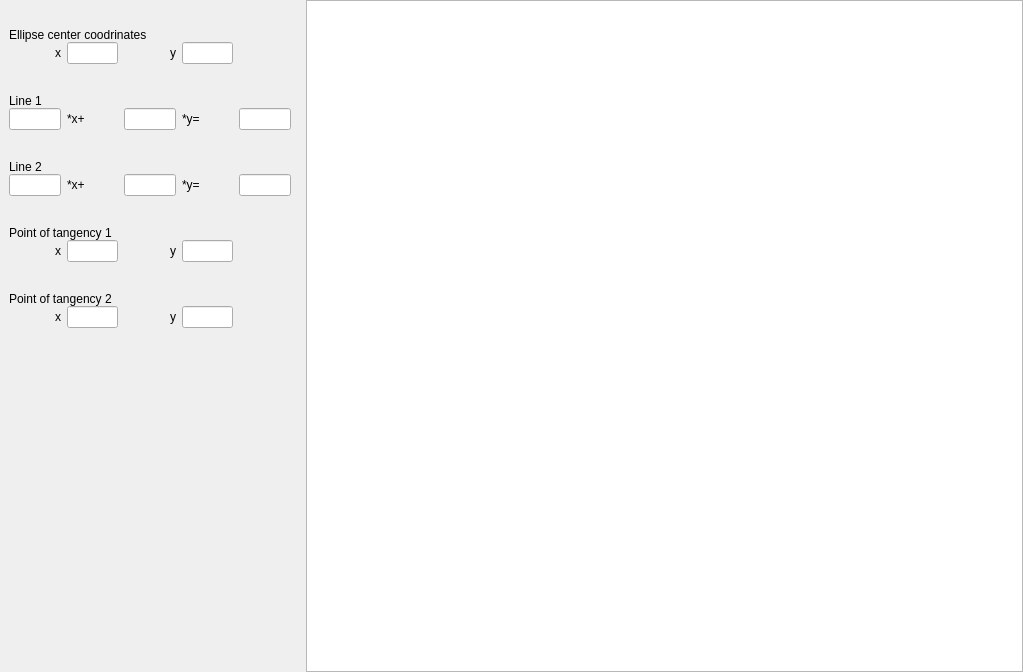
This is mainwindow.ui in squidovado/ellipse as Qt 5 draws it before an edit. The edited form follows.
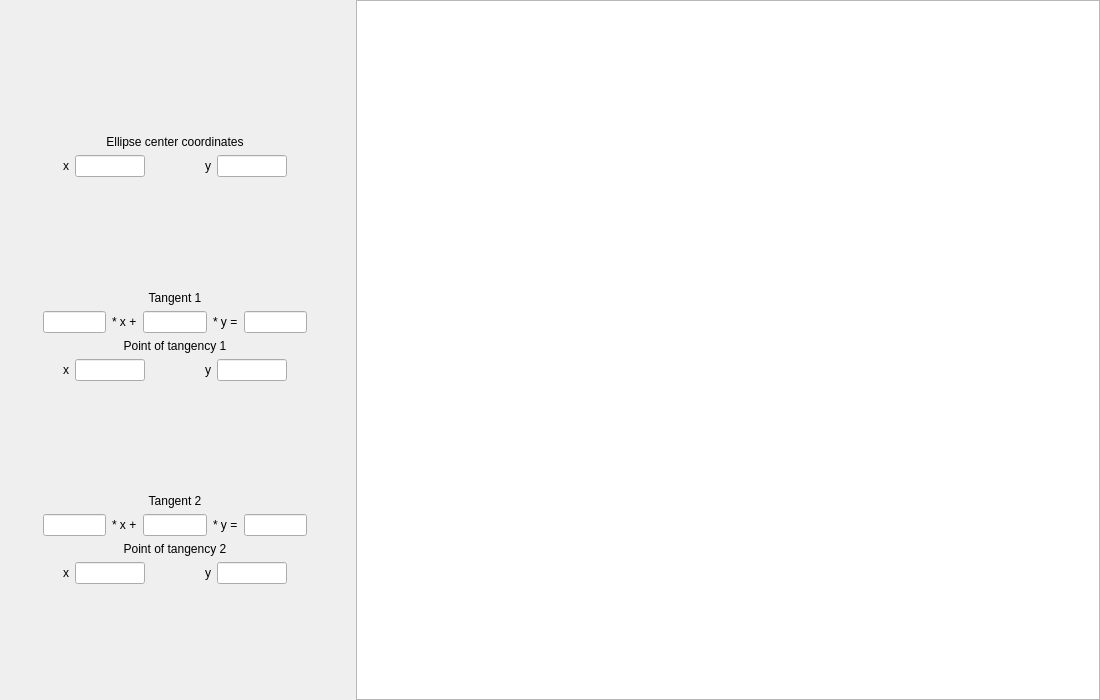
This is the edited form.

Commit message: panel vars added, ui fixed

The edit to the form file:
```diff
--- a/mainwindow.ui
+++ b/mainwindow.ui
@@ -6,8 +6,8 @@
    <rect>
     <x>0</x>
     <y>0</y>
-    <width>1023</width>
-    <height>672</height>
+    <width>1100</width>
+    <height>700</height>
    </rect>
   </property>
   <property name="windowTitle">
@@ -15,9 +15,6 @@
   </property>
   <widget class="QWidget" name="centralwidget">
    <layout class="QHBoxLayout" name="horizontalLayout">
-    <property name="spacing">
-     <number>0</number>
-    </property>
     <property name="leftMargin">
      <number>0</number>
     </property>
@@ -36,21 +33,15 @@
    </layout>
   </widget>
   <widget class="QDockWidget" name="dockWidget">
-   <property name="sizePolicy">
-    <sizepolicy hsizetype="Preferred" vsizetype="Preferred">
-     <horstretch>0</horstretch>
-     <verstretch>0</verstretch>
-    </sizepolicy>
-   </property>
    <property name="minimumSize">
     <size>
-     <width>300</width>
-     <height>424</height>
+     <width>350</width>
+     <height>385</height>
     </size>
    </property>
    <property name="maximumSize">
     <size>
-     <width>300</width>
+     <width>350</width>
      <height>524287</height>
     </size>
    </property>
@@ -64,37 +55,63 @@
     <number>1</number>
    </attribute>
    <widget class="QWidget" name="dockWidgetContents">
-    <layout class="QGridLayout" name="gridLayout" rowstretch="1,1,2,1,1,2,1,1,2,1,1,2,1,1,1000000000">
-     <property name="verticalSpacing">
-      <number>0</number>
-     </property>
-     <item row="13" column="0">
-      <widget class="QLabel" name="label_14">
+    <layout class="QVBoxLayout" name="verticalLayout">
+     <item>
+      <spacer name="verticalSpacer">
+       <property name="orientation">
+        <enum>Qt::Vertical</enum>
+       </property>
+       <property name="sizeHint" stdset="0">
+        <size>
+         <width>20</width>
+         <height>40</height>
+        </size>
+       </property>
+      </spacer>
+     </item>
+     <item>
+      <widget class="QLabel" name="label">
        <property name="text">
-        <string>x</string>
+        <string>Ellipse center coordinates</string>
        </property>
        <property name="alignment">
-        <set>Qt::AlignRight|Qt::AlignTrailing|Qt::AlignVCenter</set>
+        <set>Qt::AlignCenter</set>
        </property>
       </widget>
      </item>
-     <item row="1" column="1">
-      <widget class="QLineEdit" name="lineEdit">
-       <property name="sizePolicy">
-        <sizepolicy hsizetype="Expanding" vsizetype="Fixed">
-         <horstretch>0</horstretch>
-         <verstretch>0</verstretch>
-        </sizepolicy>
-       </property>
+     <item>
+      <layout class="QHBoxLayout" name="horizontalLayout_2">
+       <item>
+        <spacer name="horizontalSpacer_2">
+         <property name="orientation">
+          <enum>Qt::Horizontal</enum>
+         </property>
+         <property name="sizeHint" stdset="0">
+          <size>
+           <width>40</width>
+           <height>20</height>
+          </size>
+         </property>
+        </spacer>
+       </item>
+       <item>
+        <widget class="QLabel" name="label_2">
+         <property name="text">
+          <string>x</string>
+         </property>
+        </widget>
+       </item>
+       <item>
+        <widget class="QLineEdit" name="xcenter">
        <property name="maximumSize">
         <size>
-         <width>16777215</width>
-         <height>30</height>
+           <width>70</width>
+           <height>16777215</height>
         </size>
        </property>
       </widget>
      </item>
-     <item row="14" column="2">
+       <item>
       <spacer name="horizontalSpacer">
        <property name="orientation">
         <enum>Qt::Horizontal</enum>
@@ -107,285 +124,415 @@
        </property>
       </spacer>
      </item>
-     <item row="8" column="3">
-      <spacer name="horizontalSpacer_4">
+       <item>
+        <widget class="QLabel" name="label_3">
+         <property name="text">
+          <string>y</string>
+         </property>
+        </widget>
+       </item>
+       <item>
+        <widget class="QLineEdit" name="ycenter">
+         <property name="maximumSize">
+          <size>
+           <width>70</width>
+           <height>16777215</height>
+          </size>
+         </property>
+        </widget>
+       </item>
+       <item>
+        <spacer name="horizontalSpacer_3">
        <property name="orientation">
         <enum>Qt::Horizontal</enum>
        </property>
        <property name="sizeHint" stdset="0">
         <size>
          <width>40</width>
-         <height>30</height>
+           <height>20</height>
         </size>
        </property>
       </spacer>
      </item>
-     <item row="4" column="4">
-      <widget class="QLineEdit" name="lineEdit_5"/>
+      </layout>
      </item>
-     <item row="1" column="3">
-      <widget class="QLineEdit" name="lineEdit_2">
-       <property name="sizePolicy">
-        <sizepolicy hsizetype="Expanding" vsizetype="Fixed">
-         <horstretch>0</horstretch>
-         <verstretch>0</verstretch>
-        </sizepolicy>
+     <item>
+      <spacer name="verticalSpacer_3">
+       <property name="orientation">
+        <enum>Qt::Vertical</enum>
        </property>
-       <property name="maximumSize">
+       <property name="sizeHint" stdset="0">
         <size>
-         <width>16777215</width>
-         <height>30</height>
+         <width>20</width>
+         <height>40</height>
         </size>
        </property>
-      </widget>
+      </spacer>
      </item>
-     <item row="3" column="0" colspan="4">
-      <widget class="QLabel" name="label_4">
-       <property name="sizePolicy">
-        <sizepolicy hsizetype="Preferred" vsizetype="Preferred">
-         <horstretch>0</horstretch>
-         <verstretch>0</verstretch>
-        </sizepolicy>
-       </property>
-       <property name="maximumSize">
-        <size>
-         <width>16777215</width>
-         <height>30</height>
-        </size>
-       </property>
-       <property name="text">
-        <string>Line 1</string>
-       </property>
-      </widget>
-     </item>
-     <item row="10" column="0">
-      <widget class="QLabel" name="label_11">
-       <property name="text">
-        <string>x</string>
-       </property>
-       <property name="alignment">
-        <set>Qt::AlignRight|Qt::AlignTrailing|Qt::AlignVCenter</set>
-       </property>
-      </widget>
-     </item>
-     <item row="4" column="3">
+     <item>
       <widget class="QLabel" name="label_6">
        <property name="text">
-        <string>*y=</string>
+        <string>Tangent 1</string>
        </property>
-      </widget>
-     </item>
-     <item row="7" column="4">
-      <widget class="QLineEdit" name="lineEdit_8"/>
-     </item>
-     <item row="4" column="1">
-      <widget class="QLabel" name="label_5">
-       <property name="text">
-        <string>*x+</string>
+       <property name="alignment">
+        <set>Qt::AlignCenter</set>
        </property>
       </widget>
      </item>
-     <item row="10" column="1">
-      <widget class="QLineEdit" name="lineEdit_9"/>
-     </item>
-     <item row="2" column="1">
-      <spacer name="horizontalSpacer_2">
+     <item>
+      <layout class="QHBoxLayout" name="horizontalLayout_4">
+       <item>
+        <spacer name="horizontalSpacer_4">
        <property name="orientation">
         <enum>Qt::Horizontal</enum>
        </property>
        <property name="sizeHint" stdset="0">
         <size>
          <width>40</width>
-         <height>30</height>
+           <height>20</height>
         </size>
        </property>
       </spacer>
      </item>
-     <item row="6" column="0">
+       <item>
+        <widget class="QLineEdit" name="tangent1a">
+         <property name="maximumSize">
+          <size>
+           <width>70</width>
+           <height>16777215</height>
+          </size>
+         </property>
+        </widget>
+       </item>
+       <item>
       <widget class="QLabel" name="label_7">
+         <property name="text">
+          <string>* x +</string>
+         </property>
+        </widget>
+       </item>
+       <item>
+        <widget class="QLineEdit" name="tangent1b">
        <property name="maximumSize">
         <size>
-         <width>16777215</width>
-         <height>30</height>
-        </size>
-       </property>
+           <width>70</width>
+           <height>16777215</height>
+          </size>
+         </property>
+        </widget>
+       </item>
+       <item>
+        <widget class="QLabel" name="label_8">
        <property name="text">
-        <string>Line 2</string>
+          <string>* y =</string>
        </property>
       </widget>
      </item>
-     <item row="7" column="3">
+       <item>
+        <widget class="QLineEdit" name="tangent1c">
+         <property name="maximumSize">
+          <size>
+           <width>70</width>
+           <height>16777215</height>
+          </size>
+         </property>
+        </widget>
+       </item>
+       <item>
+        <spacer name="horizontalSpacer_5">
+         <property name="orientation">
+          <enum>Qt::Horizontal</enum>
+         </property>
+         <property name="sizeHint" stdset="0">
+          <size>
+           <width>40</width>
+           <height>20</height>
+          </size>
+         </property>
+        </spacer>
+       </item>
+      </layout>
+     </item>
+     <item>
       <widget class="QLabel" name="label_9">
        <property name="text">
-        <string>*y=</string>
-       </property>
-      </widget>
-     </item>
-     <item row="9" column="0" colspan="5">
-      <widget class="QLabel" name="label_10">
-       <property name="maximumSize">
-        <size>
-         <width>16777215</width>
-         <height>30</height>
-        </size>
-       </property>
-       <property name="text">
         <string>Point of tangency 1</string>
        </property>
-      </widget>
-     </item>
-     <item row="4" column="2">
-      <widget class="QLineEdit" name="lineEdit_4"/>
-     </item>
-     <item row="13" column="2">
-      <widget class="QLabel" name="label_15">
-       <property name="text">
-        <string>y</string>
-       </property>
        <property name="alignment">
-        <set>Qt::AlignRight|Qt::AlignTrailing|Qt::AlignVCenter</set>
+        <set>Qt::AlignCenter</set>
        </property>
       </widget>
      </item>
-     <item row="1" column="2">
-      <widget class="QLabel" name="label_3">
-       <property name="sizePolicy">
-        <sizepolicy hsizetype="Preferred" vsizetype="Fixed">
-         <horstretch>0</horstretch>
-         <verstretch>0</verstretch>
-        </sizepolicy>
-       </property>
-       <property name="maximumSize">
+     <item>
+      <layout class="QHBoxLayout" name="horizontalLayout_5">
+       <item>
+        <spacer name="horizontalSpacer_6">
+         <property name="orientation">
+          <enum>Qt::Horizontal</enum>
+         </property>
+         <property name="sizeHint" stdset="0">
         <size>
-         <width>16777215</width>
-         <height>30</height>
-        </size>
-       </property>
-       <property name="text">
-        <string>y</string>
-       </property>
-       <property name="alignment">
-        <set>Qt::AlignRight|Qt::AlignTrailing|Qt::AlignVCenter</set>
-       </property>
-      </widget>
-     </item>
-     <item row="1" column="0">
-      <widget class="QLabel" name="label">
-       <property name="sizePolicy">
-        <sizepolicy hsizetype="Preferred" vsizetype="Fixed">
-         <horstretch>0</horstretch>
-         <verstretch>0</verstretch>
-        </sizepolicy>
-       </property>
-       <property name="maximumSize">
-        <size>
-         <width>16777215</width>
-         <height>30</height>
-        </size>
-       </property>
+           <width>40</width>
+           <height>20</height>
+          </size>
+         </property>
+        </spacer>
+       </item>
+       <item>
+        <widget class="QLabel" name="label_10">
        <property name="text">
         <string>x</string>
        </property>
-       <property name="alignment">
-        <set>Qt::AlignRight|Qt::AlignTrailing|Qt::AlignVCenter</set>
+        </widget>
+       </item>
+       <item>
+        <widget class="QLineEdit" name="point1x">
+         <property name="maximumSize">
+          <size>
+           <width>70</width>
+           <height>16777215</height>
+          </size>
        </property>
       </widget>
      </item>
-     <item row="5" column="2">
-      <spacer name="horizontalSpacer_3">
+       <item>
+        <spacer name="horizontalSpacer_7">
        <property name="orientation">
         <enum>Qt::Horizontal</enum>
        </property>
        <property name="sizeHint" stdset="0">
         <size>
          <width>40</width>
-         <height>30</height>
+           <height>20</height>
         </size>
        </property>
       </spacer>
      </item>
-     <item row="7" column="2">
-      <widget class="QLineEdit" name="lineEdit_7"/>
-     </item>
-     <item row="7" column="1">
-      <widget class="QLabel" name="label_8">
+       <item>
+        <widget class="QLabel" name="label_11">
        <property name="text">
-        <string>*x+</string>
+          <string>y</string>
        </property>
       </widget>
      </item>
-     <item row="0" column="0" colspan="4">
-      <widget class="QLabel" name="label_2">
-       <property name="sizePolicy">
-        <sizepolicy hsizetype="Preferred" vsizetype="Fixed">
-         <horstretch>0</horstretch>
-         <verstretch>0</verstretch>
-        </sizepolicy>
-       </property>
+       <item>
+        <widget class="QLineEdit" name="point1y">
        <property name="maximumSize">
         <size>
-         <width>16777215</width>
-         <height>30</height>
-        </size>
-       </property>
-       <property name="layoutDirection">
-        <enum>Qt::LeftToRight</enum>
-       </property>
-       <property name="text">
-        <string>Ellipse center coodrinates</string>
-       </property>
-       <property name="alignment">
-        <set>Qt::AlignLeading|Qt::AlignLeft|Qt::AlignVCenter</set>
-       </property>
-      </widget>
-     </item>
-     <item row="13" column="1">
-      <widget class="QLineEdit" name="lineEdit_11"/>
+           <width>70</width>
+           <height>16777215</height>
+          </size>
+         </property>
+        </widget>
+       </item>
+       <item>
+        <spacer name="horizontalSpacer_8">
+         <property name="orientation">
+          <enum>Qt::Horizontal</enum>
+         </property>
+         <property name="sizeHint" stdset="0">
+          <size>
+           <width>40</width>
+           <height>20</height>
+          </size>
+         </property>
+        </spacer>
+       </item>
+      </layout>
      </item>
-     <item row="7" column="0">
-      <widget class="QLineEdit" name="lineEdit_6"/>
+     <item>
+      <spacer name="verticalSpacer_4">
+       <property name="orientation">
+        <enum>Qt::Vertical</enum>
+       </property>
+       <property name="sizeHint" stdset="0">
+        <size>
+         <width>20</width>
+         <height>40</height>
+        </size>
+       </property>
+      </spacer>
      </item>
-     <item row="13" column="3">
-      <widget class="QLineEdit" name="lineEdit_12"/>
-     </item>
-     <item row="10" column="2">
+     <item>
       <widget class="QLabel" name="label_12">
        <property name="text">
-        <string>y</string>
+        <string>Tangent 2</string>
        </property>
        <property name="alignment">
-        <set>Qt::AlignRight|Qt::AlignTrailing|Qt::AlignVCenter</set>
+        <set>Qt::AlignCenter</set>
        </property>
       </widget>
      </item>
-     <item row="10" column="3">
-      <widget class="QLineEdit" name="lineEdit_10"/>
-     </item>
-     <item row="12" column="0" colspan="5">
+     <item>
+      <layout class="QHBoxLayout" name="horizontalLayout_6">
+       <item>
+        <spacer name="horizontalSpacer_9">
+         <property name="orientation">
+          <enum>Qt::Horizontal</enum>
+         </property>
+         <property name="sizeHint" stdset="0">
+          <size>
+           <width>40</width>
+           <height>20</height>
+          </size>
+         </property>
+        </spacer>
+       </item>
+       <item>
+        <widget class="QLineEdit" name="tangent2a">
+         <property name="maximumSize">
+          <size>
+           <width>70</width>
+           <height>16777215</height>
+          </size>
+         </property>
+        </widget>
+       </item>
+       <item>
       <widget class="QLabel" name="label_13">
+         <property name="text">
+          <string>* x +</string>
+         </property>
+        </widget>
+       </item>
+       <item>
+        <widget class="QLineEdit" name="tangent2b">
        <property name="maximumSize">
         <size>
-         <width>16777215</width>
-         <height>30</height>
-        </size>
-       </property>
+           <width>70</width>
+           <height>16777215</height>
+          </size>
+         </property>
+        </widget>
+       </item>
+       <item>
+        <widget class="QLabel" name="label_14">
+         <property name="text">
+          <string>* y =</string>
+         </property>
+        </widget>
+       </item>
+       <item>
+        <widget class="QLineEdit" name="tangent2c">
+         <property name="maximumSize">
+          <size>
+           <width>70</width>
+           <height>16777215</height>
+          </size>
+         </property>
+        </widget>
+       </item>
+       <item>
+        <spacer name="horizontalSpacer_10">
+         <property name="orientation">
+          <enum>Qt::Horizontal</enum>
+         </property>
+         <property name="sizeHint" stdset="0">
+          <size>
+           <width>40</width>
+           <height>20</height>
+          </size>
+         </property>
+        </spacer>
+       </item>
+      </layout>
+     </item>
+     <item>
+      <widget class="QLabel" name="label_15">
        <property name="text">
         <string>Point of tangency 2</string>
        </property>
+       <property name="alignment">
+        <set>Qt::AlignCenter</set>
+       </property>
       </widget>
      </item>
-     <item row="4" column="0">
-      <widget class="QLineEdit" name="lineEdit_3"/>
-     </item>
-     <item row="11" column="2">
-      <spacer name="horizontalSpacer_5">
+     <item>
+      <layout class="QHBoxLayout" name="horizontalLayout_7">
+       <item>
+        <spacer name="horizontalSpacer_11">
+         <property name="orientation">
+          <enum>Qt::Horizontal</enum>
+         </property>
+         <property name="sizeHint" stdset="0">
+          <size>
+           <width>40</width>
+           <height>20</height>
+          </size>
+         </property>
+        </spacer>
+       </item>
+       <item>
+        <widget class="QLabel" name="label_16">
+         <property name="text">
+          <string>x</string>
+         </property>
+        </widget>
+       </item>
+       <item>
+        <widget class="QLineEdit" name="point2x">
+         <property name="maximumSize">
+          <size>
+           <width>70</width>
+           <height>16777215</height>
+          </size>
+         </property>
+        </widget>
+       </item>
+       <item>
+        <spacer name="horizontalSpacer_12">
        <property name="orientation">
         <enum>Qt::Horizontal</enum>
        </property>
        <property name="sizeHint" stdset="0">
         <size>
          <width>40</width>
-         <height>30</height>
+           <height>20</height>
+          </size>
+         </property>
+        </spacer>
+       </item>
+       <item>
+        <widget class="QLabel" name="label_17">
+         <property name="text">
+          <string>y</string>
+         </property>
+        </widget>
+       </item>
+       <item>
+        <widget class="QLineEdit" name="point2y">
+         <property name="maximumSize">
+          <size>
+           <width>70</width>
+           <height>16777215</height>
+          </size>
+         </property>
+        </widget>
+       </item>
+       <item>
+        <spacer name="horizontalSpacer_13">
+         <property name="orientation">
+          <enum>Qt::Horizontal</enum>
+         </property>
+         <property name="sizeHint" stdset="0">
+          <size>
+           <width>40</width>
+           <height>20</height>
+          </size>
+         </property>
+        </spacer>
+       </item>
+      </layout>
+     </item>
+     <item>
+      <spacer name="verticalSpacer_2">
+       <property name="orientation">
+        <enum>Qt::Vertical</enum>
+       </property>
+       <property name="sizeHint" stdset="0">
+        <size>
+         <width>20</width>
+         <height>40</height>
         </size>
        </property>
       </spacer>
```
Left out of the diff: 8 changed lines with no effect on the pictures. Lines whose indentation alone changed are shown as unchanged. The commit also changes 4 other files.
